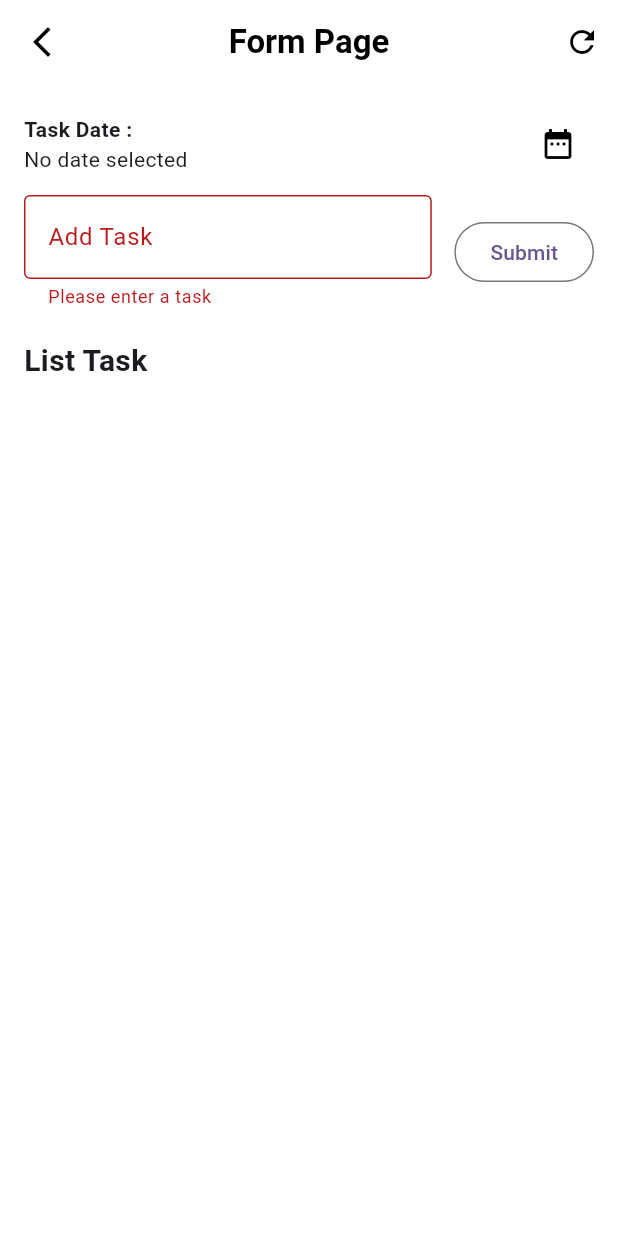
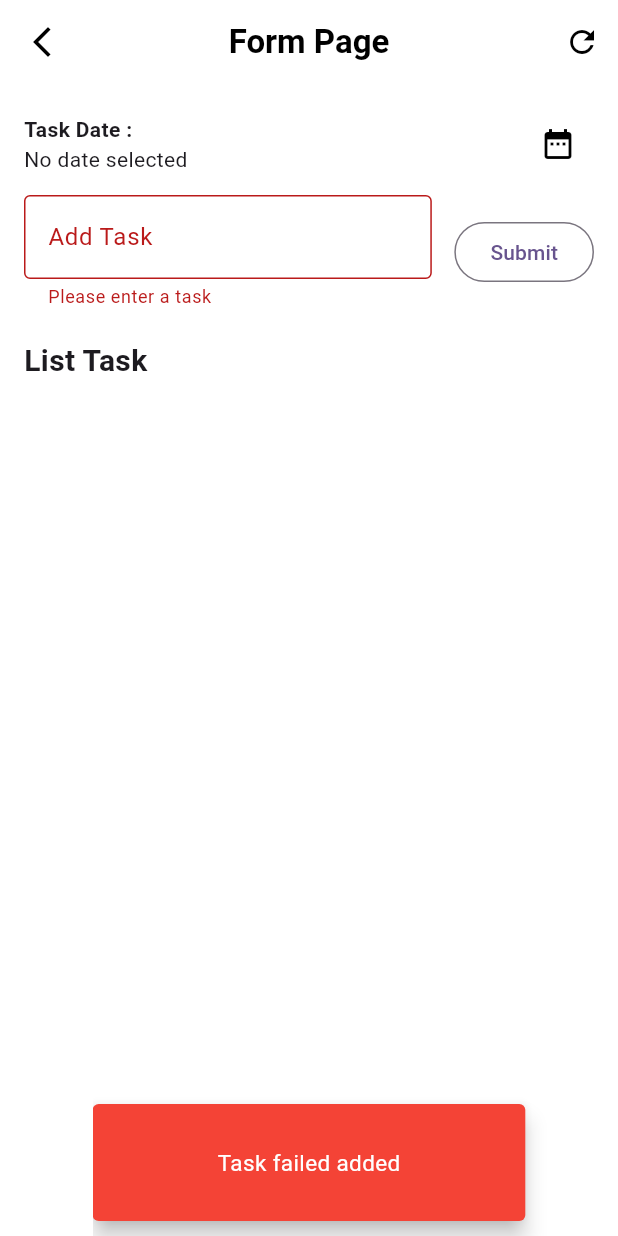
Before and after one commit to LYChubby/TodoApp_0009, a Flutter app: the screen it shows after launch, after a tap on "Submit", on a phone screen of 412 x 824 dp. Run offline on Flutter 3.47's test engine with Material 3 defaults, Android fonts, the phone set to English and light mode, and no system bars.

```diff
--- a/lib/form_page.dart
+++ b/lib/form_page.dart
@@ -13,8 +13,7 @@ class _FormPageState extends State<FormPage> {
   List<String> daftarTask = [];
   List<bool> isCheckedList = [];
   List<DateTime?> deadlines = [];
-
-  bool isChecked = false;
+  String? dateError;
 
   DateTime? selectedDate;
 
@@ -28,15 +27,27 @@ class _FormPageState extends State<FormPage> {
 
     setState(() {
       selectedDate = pickedDate;
+      dateError = null;
     });
   }
 
   void addTask() {
+    if (selectedDate == null) {
+      setState(() {
+        dateError =
+            "Please select a date"; // Munculkan pesan error jika tanggal kosong
+      });
+      return;
+    }
+
     setState(() {
       daftarTask.add(taskController.text);
       isCheckedList.add(false);
       deadlines.add(selectedDate);
+      selectedDate = null;
+      dateError = null; // Reset error setelah berhasil tambah task
     });
+    taskController.clear();
   }
 
   @override
@@ -87,6 +98,11 @@ class _FormPageState extends State<FormPage> {
                                 ? '${selectedDate!.day}/${selectedDate!.month}/${selectedDate!.year}'
                                 : 'No date selected',
                           ),
+                          if (dateError != null)
+                            Text(
+                              dateError!,
+                              style: TextStyle(color: Colors.red, fontSize: 12),
+                            ),
                         ],
                       ),
                       IconButton(
@@ -118,9 +134,34 @@ class _FormPageState extends State<FormPage> {
                       ),
                       OutlinedButton(
                         onPressed: () {
-                          if (key.currentState!.validate()) {
-                            addTask();
-                          }
+                          final isValid =
+                              key.currentState!.validate() &&
+                              selectedDate != null;
+
+                          ScaffoldMessenger.of(context).showSnackBar(
+                            SnackBar(
+                              content: Container(
+                                height: 50,
+                                alignment: Alignment.center,
+                                child: Text(
+                                  isValid
+                                      ? 'Task successfully added'
+                                      : 'Task failed added',
+                                  style: TextStyle(
+                                    fontSize: 15,
+                                    color: Colors.white,
+                                  ),
+                                ),
+                              ),
+                              duration: const Duration(milliseconds: 2000),
+                              width: MediaQuery.of(context).size.width * 0.7,
+                              behavior: SnackBarBehavior.floating,
+                              backgroundColor:
+                                  isValid ? Colors.green : Colors.red,
+                            ),
+                          );
+
+                          if (isValid) addTask();
                         },
                         child: Text('Submit'),
                       ),
```
